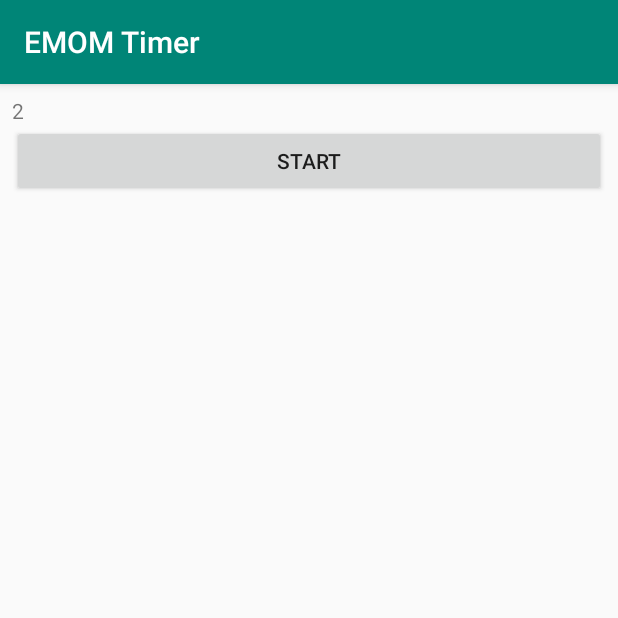
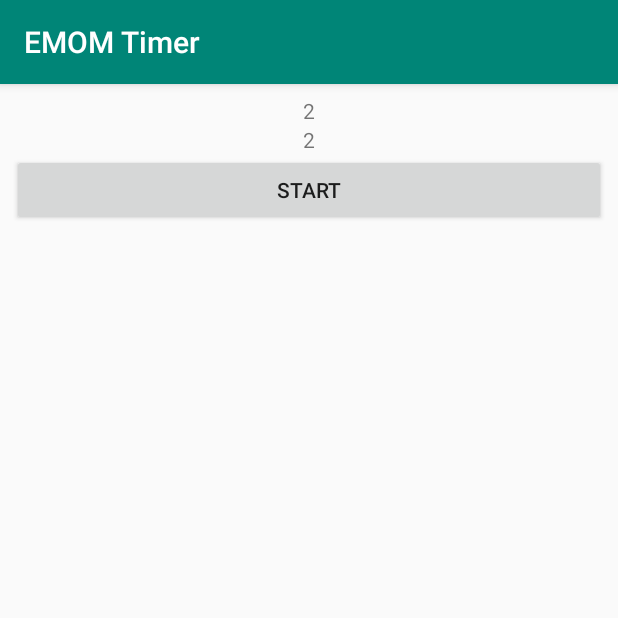
Before and after one commit to telday/interval_timer, an Android app: the screen it shows after launch (MainActivity), after a tap on "START", on a phone screen of 412 x 824 dp, the top half of it. Run offline under Robolectric (Android 15) with nearby library versions, the phone set to English and light mode, and no system bars.

Commit message:
Added extra text for total time on timer

```diff
--- a/app/src/main/java/com/emomtimer/MainActivity.java
+++ b/app/src/main/java/com/emomtimer/MainActivity.java
@@ -7,14 +7,12 @@ import android.os.Bundle;
 import android.view.View;
 import android.widget.Button;
 import android.widget.TextView;
-import android.widget.Toast;
-
-import java.util.Timer;
-import java.util.TimerTask;
 
 public class MainActivity extends AppCompatActivity {
     private MediaPlayer mediaPlayer;
-    private TextView timer;
+    private TextView loopTimer;
+    private TextView fullTimer;
+    private CountDownTimer countDownTimer = null;
 
     private void playSound(){
         this.mediaPlayer.start();
@@ -25,13 +23,14 @@ public class MainActivity extends AppCompatActivity {
         super.onCreate(savedInstanceState);
         setContentView(R.layout.activity_main);
         Button startButton = findViewById(R.id.startButton);
-        timer = findViewById(R.id.timerDisplay);
+        loopTimer = findViewById(R.id.loopTimer);
+        fullTimer = findViewById(R.id.fullTimer);
         mediaPlayer = MediaPlayer.create(this.getApplicationContext(), R.raw.alarmsound);
         startButton.setOnClickListener(new View.OnClickListener() {
             @Override
             public void onClick(View v) {
                 playSound();
-                runTimer(2, 10);
+                runTimer(60, 3600);
             }
         });
     }
@@ -43,7 +42,10 @@ public class MainActivity extends AppCompatActivity {
      * @param totalTime The total length of the timer in seconds
      */
     private void runTimer(final int loopLength, int totalTime){
-        CountDownTimer countDownTimer = new CountDownTimer(totalTime * 1000, 1000) {
+        if (countDownTimer != null){
+            countDownTimer.cancel();
+        }
+        countDownTimer = new CountDownTimer(totalTime * 1000, 1000) {
             private Long secondsPassed = new Long(0);
             @Override
             public void onTick(long millisUntilFinished) {
@@ -51,7 +53,8 @@ public class MainActivity extends AppCompatActivity {
                 if (secondsPassed % loopLength == 0){
                     playSound();
                 }
-                timer.setText(secondsPassed.toString());
+                loopTimer.setText(new Long(secondsPassed % loopLength).toString());
+                fullTimer.setText(secondsPassed.toString());
             }
 
             @Override
--- a/app/src/main/res/layout/activity_main.xml
+++ b/app/src/main/res/layout/activity_main.xml
@@ -21,9 +21,16 @@
         app:layout_constraintTop_toTopOf="parent">
 
         <TextView
-            android:id="@+id/timerDisplay"
+            android:id="@+id/fullTimer"
             android:layout_width="match_parent"
-            android:layout_height="wrap_content" />
+            android:layout_height="wrap_content"
+            android:textAlignment="center" />
+
+        <TextView
+            android:id="@+id/loopTimer"
+            android:layout_width="match_parent"
+            android:layout_height="wrap_content"
+            android:textAlignment="center" />
 
         <Button
             android:id="@+id/startButton"
```
